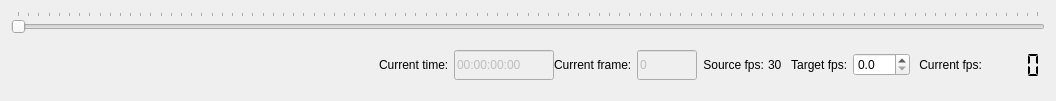
BioroboticsLab/biotracker_core, file BioTracker/CoreApp/BioTracker/View/VideoControllWidget.ui: the form before one commit.
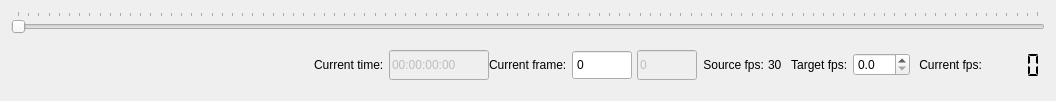
The form after the commit. Icons and pictures are not drawn.

Commit message: changed current frame box to editable spinbox to set the current frame

Diff of the .ui file:
```diff
--- a/BioTracker/CoreApp/BioTracker/View/VideoControllWidget.ui
+++ b/BioTracker/CoreApp/BioTracker/View/VideoControllWidget.ui
@@ -270,6 +270,28 @@
                   </property>
                  </widget>
                 </item>
+                <item>
+                 <widget class="QSpinBox" name="frame_num_spin">
+                  <property name="minimumSize">
+                   <size>
+                    <width>60</width>
+                    <height>30</height>
+                   </size>
+                  </property>
+                  <property name="buttonSymbols">
+                   <enum>QAbstractSpinBox::NoButtons</enum>
+                  </property>
+                  <property name="correctionMode">
+                   <enum>QAbstractSpinBox::CorrectToNearestValue</enum>
+                  </property>
+                  <property name="maximum">
+                   <number>100</number>
+                  </property>
+                  <property name="displayIntegerBase">
+                   <number>10</number>
+                  </property>
+                 </widget>
+                </item>
                 <item>
                  <widget class="QLineEdit" name="frame_num_edit">
                   <property name="enabled">
```
Left out of the diff: 3 changed lines with no effect on the pictures. The commit also changes 2 other files.
